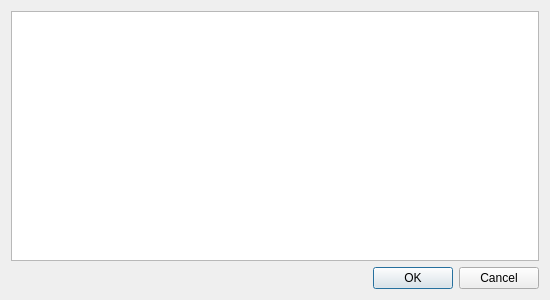
The window that mdi/forms/account_info.ui (brat002/ExpertBilling) describes before a commit, drawn with Qt 5.
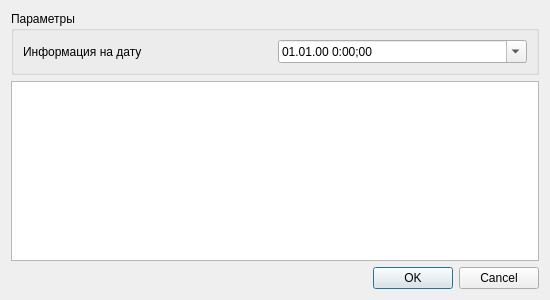
The same window after the commit.

Diff of the .ui file:
```diff
--- a/mdi/forms/account_info.ui
+++ b/mdi/forms/account_info.ui
@@ -14,10 +14,10 @@
    <string>Информация</string>
   </property>
   <layout class="QGridLayout" name="gridLayout">
-   <item row="0" column="0">
-    <widget class="QTableWidget" name="tableWidget"/>
-   </item>
    <item row="1" column="0">
+    <widget class="QTableWidget" name="tableWidget"/>
+   </item>
+   <item row="2" column="0">
     <widget class="QDialogButtonBox" name="buttonBox">
      <property name="orientation">
       <enum>Qt::Horizontal</enum>
@@ -27,6 +27,35 @@
      </property>
     </widget>
    </item>
+   <item row="0" column="0">
+    <widget class="QGroupBox" name="groupBox">
+     <property name="title">
+      <string>Параметры</string>
+     </property>
+     <layout class="QGridLayout" name="gridLayout_2">
+      <item row="0" column="1">
+       <widget class="QDateTimeEdit" name="dateTimeEdit">
+        <property name="specialValueText">
+         <string/>
+        </property>
+        <property name="displayFormat">
+         <string>dd.MM.yy H:mm;ss</string>
+        </property>
+        <property name="calendarPopup">
+         <bool>true</bool>
+        </property>
+       </widget>
+      </item>
+      <item row="0" column="0">
+       <widget class="QLabel" name="label">
+        <property name="text">
+         <string>Информация на дату</string>
+        </property>
+       </widget>
+      </item>
+     </layout>
+    </widget>
+   </item>
   </layout>
  </widget>
  <resources/>
```
